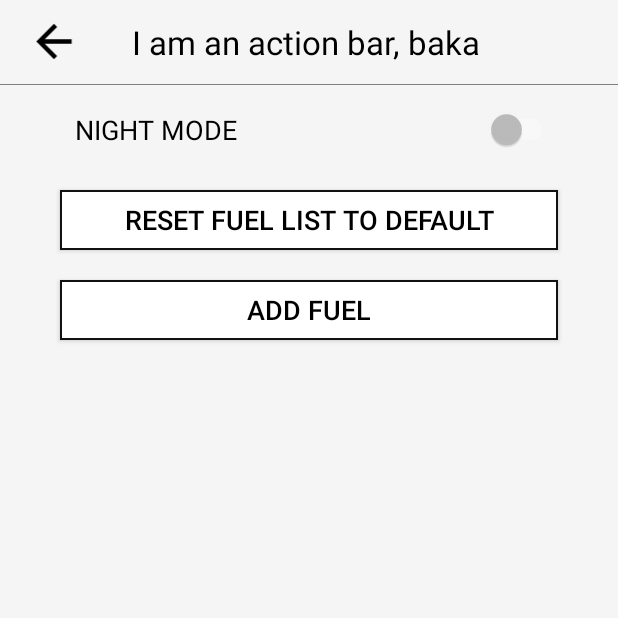
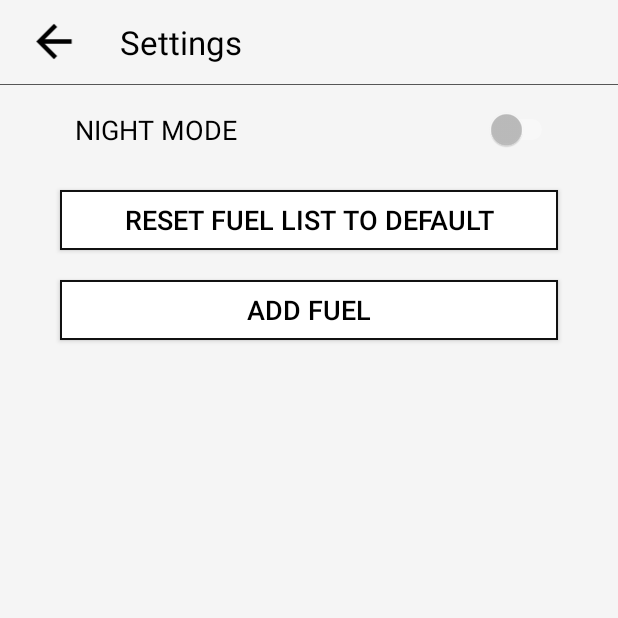
Before and after one commit to CyberSoftStudio/FuelCalc, an Android app: the SettingsActivity screen opened directly, with no data from a screen before it, on a phone screen of 412 x 824 dp, the top half of it. Run offline under Robolectric (Android 15) with nearby library versions, the phone set to English and light mode, and no system bars; libraries missing offline, so code that uses them is left out: io.realm; 3 statements that could not run were skipped.

Commit message:
Settings UI dark theme improvement

```diff
--- a/app/src/main/res/drawable/actionbar__underline.xml
+++ b/app/src/main/res/drawable/actionbar__underline.xml
@@ -3,7 +3,7 @@
     android:shape="rectangle">
     <gradient
         android:angle="90"
-        android:startColor="#FFFFFFFF"
+        android:startColor="#acabab"
         android:endColor="#FF000000"
         android:type="linear"/>
 </shape>
--- a/app/src/main/res/layout/settings_activity.xml
+++ b/app/src/main/res/layout/settings_activity.xml
@@ -23,15 +23,18 @@
             android:layout_height="35dp"
             android:layout_gravity="center_vertical"
             android:src="@drawable/ic_arrow_back_black_24dp"
-            android:layout_margin="16dp"/>
+            android:layout_margin="16dp"
+            android:id="@+id/actonbar_icon"
+            android:onClick="onBackButtonClick"/>
 
         <TextView
+            android:id="@+id/actonbar_title"
             android:layout_width="wrap_content"
             android:layout_height="wrap_content"
-            android:text="I am an action bar, baka"
+            android:text="Settings"
             android:textSize="22dp"
             android:layout_gravity="center_vertical"
-            android:paddingStart="16dp"
+            android:paddingStart="8dp"
             />
 
     </LinearLayout>
--- a/app/src/main/res/values/styles.xml
+++ b/app/src/main/res/values/styles.xml
@@ -25,9 +25,6 @@
         <item name="colorPrimaryDark">#868686</item>
         <item name="colorAccent">#ff7e3d</item>
         <item name="android:windowAnimationStyle">@style/activity_animation_fade</item>
-        <item name="android:navigationBarColor" tools:ignore="NewApi">#F5F5F5</item>
-        <item name="android:navigationBarDividerColor">#000000</item>
-        <item name="android:windowLightNavigationBar">true</item>
         <item name="android:colorBackground">#F5F5F5</item>
 
     </style>
@@ -38,19 +35,15 @@
         <item name="colorPrimaryDark">#000000</item>
         <item name="colorAccent">#ff7e3d</item>
         <item name="android:windowAnimationStyle">@style/activity_animation_fade</item>
-        <item name="android:windowLightNavigationBar">false</item>
         <item name="android:actionMenuTextColor">@color/Black</item>
     </style>
 
     <style name="LightSettingsTheme" parent="Theme.AppCompat.NoActionBar">
         <item name="android:textColor">#000000</item>
-        <item name="colorPrimary">#ffffff</item>
+        <item name="colorPrimary">#FFFFFF</item>
         <item name="colorPrimaryDark">#868686</item>
         <item name="colorAccent">#ff7e3d</item>
         <item name="android:windowAnimationStyle">@style/activity_animation_fade</item>
-        <item name="android:navigationBarColor" tools:ignore="NewApi">#F5F5F5</item>
-        <item name="android:navigationBarDividerColor">#000000</item>
-        <item name="android:windowLightNavigationBar">true</item>
         <item name="android:colorBackground">#F5F5F5</item>
 
     </style>
@@ -61,8 +54,6 @@
         <item name="colorPrimaryDark">#000000</item>
         <item name="colorAccent">#ff7e3d</item>
         <item name="android:windowAnimationStyle">@style/activity_animation_fade</item>
-        <item name="android:windowLightNavigationBar">false</item>
-        <item name="android:actionMenuTextColor">@color/Black</item>
     </style>
 
     <style
```
Also changed, not shown: app/src/main/java/com/example/user2/fuelcalc/ui/SettingsActivity.java (+29 -12 lines).
